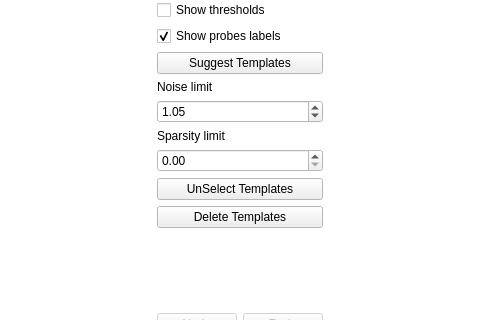
This is circus/qt_GUI/qt_merge.ui in spyking-circus/spyking-circus as Qt 5 draws it before an edit; both pictures show x 364 to 844 and y 516 to 836 of the 981 by 1003 pixel window. The edited form follows.
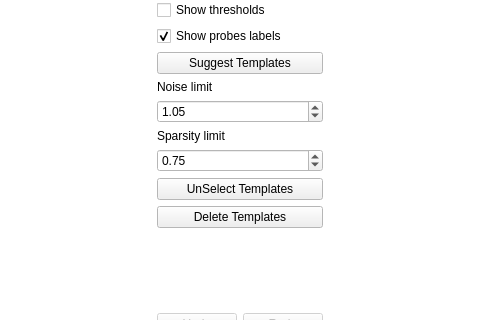
This is the edited form. Icons and pictures are not drawn. Custom widgets are drawn as their Qt base class.

```diff
--- a/circus/qt_GUI/qt_merge.ui
+++ b/circus/qt_GUI/qt_merge.ui
@@ -593,7 +593,7 @@
           <double>0.050000000000000</double>
          </property>
          <property name="value">
-          <double>0.000000000000000</double>
+          <double>0.750000000000000</double>
          </property>
         </widget>
        </item>
```
